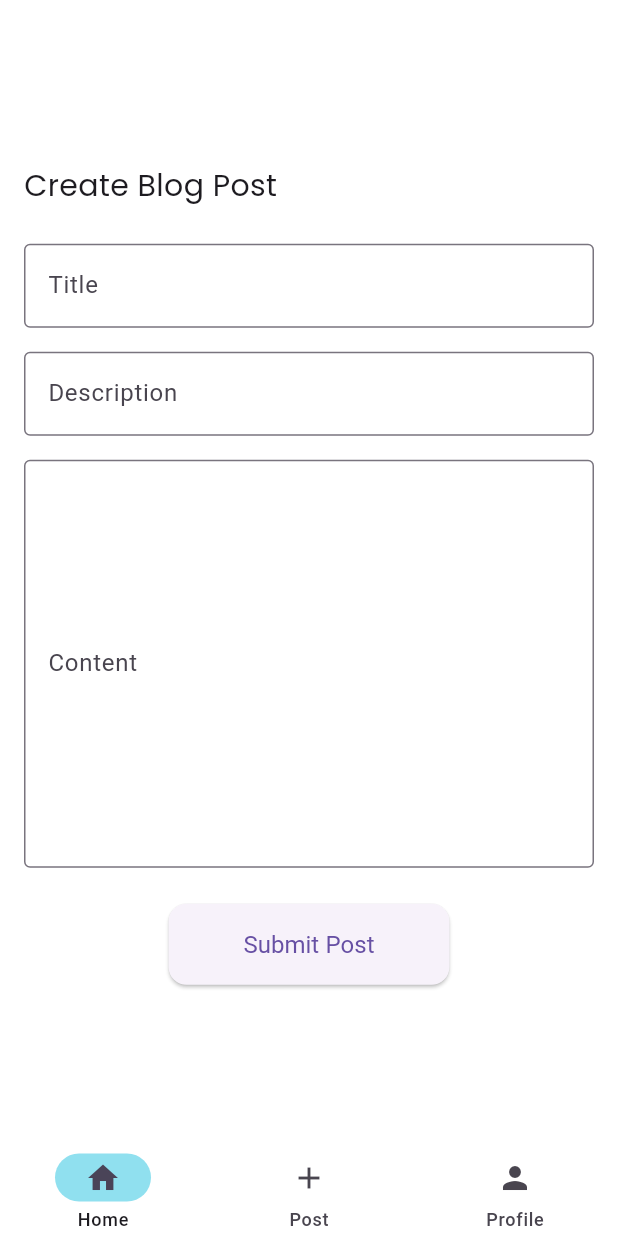
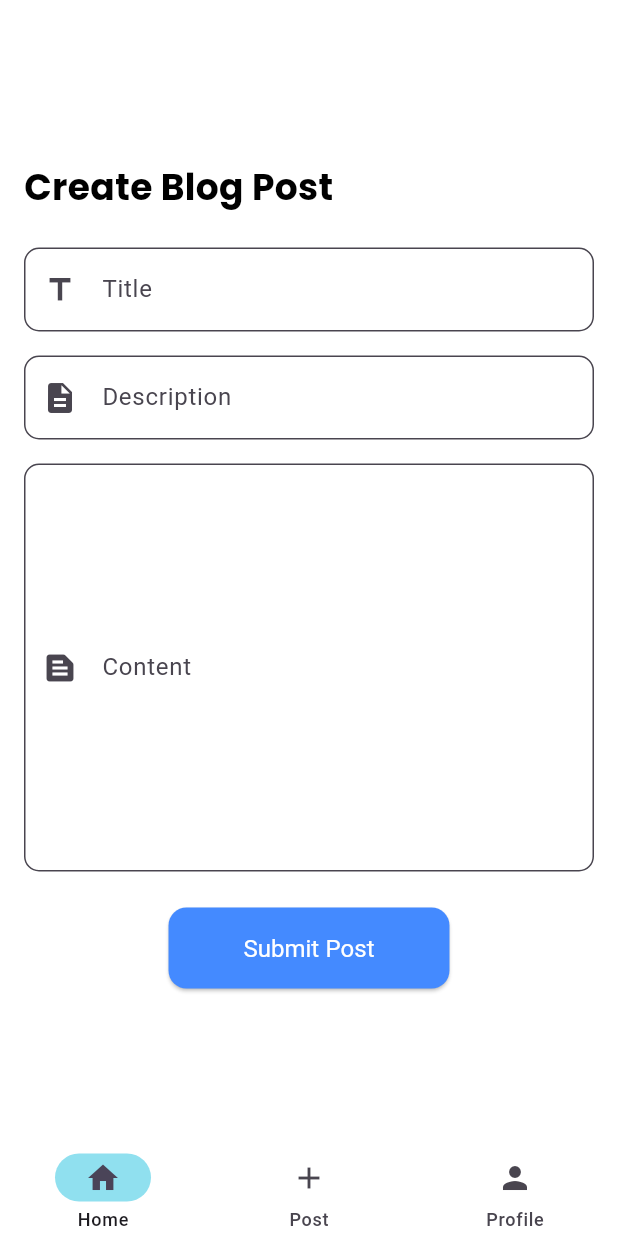
Before and after one commit to manuel-spec/blogify, a Flutter app: the PostWidget screen opened by its route, on a phone screen of 412 x 824 dp. Run offline on Flutter 3.47's test engine with Material 3 defaults, Android fonts, the phone set to English and light mode, and no system bars; our stand-ins replace go_router, google_fonts, ionicons, shared_preferences; accounts and stored records are empty.

Commit message:
post page styling

```diff
--- a/lib/pages/Post/create.dart
+++ b/lib/pages/Post/create.dart
@@ -84,22 +84,27 @@ class _PostWidgetState extends State<PostWidget> {
                 Text(
                   'Create Blog Post',
                   style: TextStyle(
-                    fontSize: 20,
+                    fontSize: 24,
+                    fontWeight: FontWeight.bold,
+                    color: Colors.black,
                     fontFamily: GoogleFonts.poppins().fontFamily,
                   ),
                 ),
                 SizedBox(height: 24),
                 TextFormField(
                   controller: _titleController,
-                  decoration: const InputDecoration(
+                  decoration: InputDecoration(
                     labelText: 'Title',
                     border: OutlineInputBorder(
+                      borderRadius: BorderRadius.circular(10),
                       borderSide: BorderSide(color: Colors.black26),
                     ),
-                    filled: false,
-                    fillColor: Colors.black12,
+                    filled: true,
+                    fillColor: Colors.white,
+                    prefixIcon: Icon(Icons.title),
                     focusedBorder: OutlineInputBorder(
-                      borderSide: BorderSide(color: Colors.lightBlueAccent),
+                      borderRadius: BorderRadius.circular(10),
+                      borderSide: BorderSide(color: Colors.blueAccent),
                     ),
                   ),
                   validator: (value) {
@@ -112,15 +117,18 @@ class _PostWidgetState extends State<PostWidget> {
                 SizedBox(height: 16),
                 TextFormField(
                   controller: _descriptionController,
-                  decoration: const InputDecoration(
+                  decoration: InputDecoration(
                     labelText: 'Description',
                     border: OutlineInputBorder(
+                      borderRadius: BorderRadius.circular(10),
                       borderSide: BorderSide(color: Colors.black26),
                     ),
-                    filled: false,
+                    filled: true,
                     fillColor: Colors.white,
+                    prefixIcon: Icon(Icons.description),
                     focusedBorder: OutlineInputBorder(
-                      borderSide: BorderSide(color: Colors.black26),
+                      borderRadius: BorderRadius.circular(10),
+                      borderSide: BorderSide(color: Colors.blueAccent),
                     ),
                   ),
                   validator: (value) {
@@ -133,15 +141,18 @@ class _PostWidgetState extends State<PostWidget> {
                 SizedBox(height: 16),
                 TextFormField(
                   controller: _contentController,
-                  decoration: const InputDecoration(
+                  decoration: InputDecoration(
                     labelText: 'Content',
                     border: OutlineInputBorder(
-                      borderSide: BorderSide(color: Colors.lightBlueAccent),
+                      borderRadius: BorderRadius.circular(10),
+                      borderSide: BorderSide(color: Colors.black26),
                     ),
-                    filled: false,
+                    filled: true,
                     fillColor: Colors.white,
+                    prefixIcon: Icon(Icons.text_snippet),
                     focusedBorder: OutlineInputBorder(
-                      borderSide: BorderSide(color: Colors.lightBlueAccent),
+                      borderRadius: BorderRadius.circular(10),
+                      borderSide: BorderSide(color: Colors.blueAccent),
                     ),
                   ),
                   maxLines: 10,
@@ -158,7 +169,8 @@ class _PostWidgetState extends State<PostWidget> {
                     onPressed: _submitPost,
                     child: Text('Submit Post'),
                     style: ElevatedButton.styleFrom(
-                      iconColor: Colors.lightBlueAccent,
+                      primary: Colors.blueAccent,
+                      onPrimary: Colors.white,
                       padding:
                           EdgeInsets.symmetric(horizontal: 50, vertical: 15),
                       textStyle: TextStyle(fontSize: 16),
```
